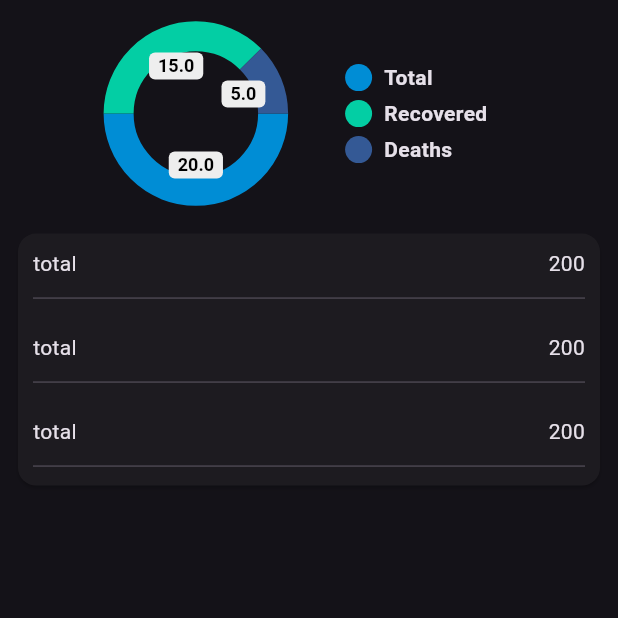
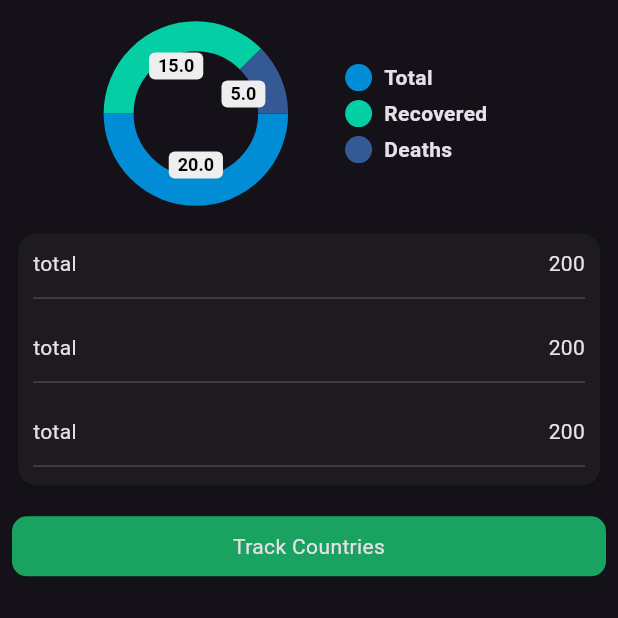
Before and after one commit to CodeByPrime/Covid-19-tracker, a Flutter app: the screen it shows after launch, on a phone screen of 412 x 824 dp, the top half of it. Run offline on Flutter 3.47's test engine with Material 3 defaults, Android fonts, the phone set to English and light mode, and no system bars; drawn by our look-alikes of pie_chart.

Commit message:
feat:add button

```diff
--- a/lib/View/world_states.dart
+++ b/lib/View/world_states.dart
@@ -65,6 +65,15 @@ class _WorldStateScreenState extends State<WorldStateScreen>
                   ],
                 ),
               ),
+            ),
+            Container(
+              height: 40,
+              decoration: BoxDecoration(
+                  color: Color(0xff1aa260),
+                  borderRadius: BorderRadius.all(Radius.circular(10))),
+              child: Center(
+                child: Text("Track Countries"),
+              ),
             )
           ],
         ),
```
